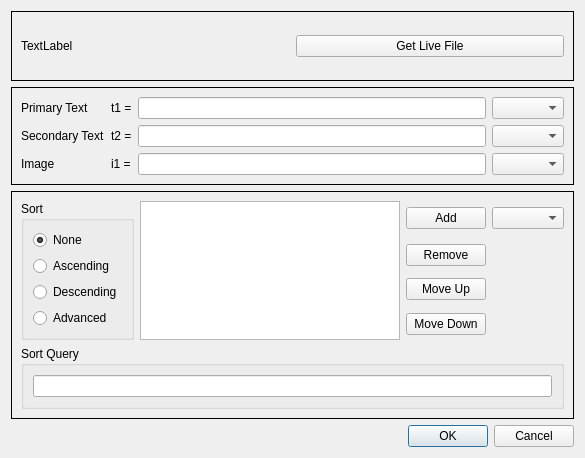
First picture: the form in src/tdatamapdialog.ui, repository TheLord45/tsurface, before the edit.
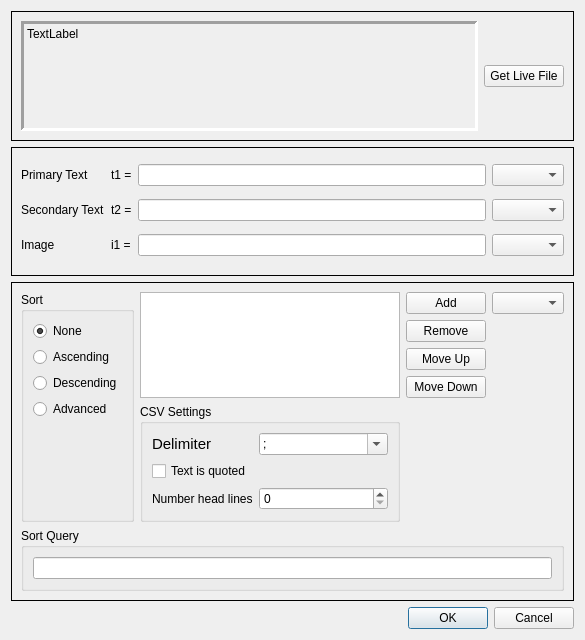
Second picture: the form after the edit.

Commit message: Adds settings for CSV files

The edit to the form file:
```diff
--- a/src/tdatamapdialog.ui
+++ b/src/tdatamapdialog.ui
@@ -7,7 +7,7 @@
     <x>0</x>
     <y>0</y>
     <width>585</width>
-    <height>458</height>
+    <height>640</height>
    </rect>
   </property>
   <property name="windowTitle">
@@ -25,9 +25,27 @@
      <layout class="QHBoxLayout" name="horizontalLayout_2">
       <item>
        <widget class="QLabel" name="labelInfo">
+        <property name="sizePolicy">
+         <sizepolicy hsizetype="Expanding" vsizetype="Preferred">
+          <horstretch>0</horstretch>
+          <verstretch>0</verstretch>
+         </sizepolicy>
+        </property>
+        <property name="frameShape">
+         <enum>QFrame::Shape::Panel</enum>
+        </property>
+        <property name="frameShadow">
+         <enum>QFrame::Shadow::Sunken</enum>
+        </property>
+        <property name="lineWidth">
+         <number>3</number>
+        </property>
         <property name="text">
          <string>TextLabel</string>
         </property>
+        <property name="alignment">
+         <set>Qt::AlignmentFlag::AlignLeading|Qt::AlignmentFlag::AlignLeft|Qt::AlignmentFlag::AlignTop</set>
+        </property>
         <property name="wordWrap">
          <bool>true</bool>
         </property>
@@ -124,38 +142,7 @@
       <enum>QFrame::Shadow::Plain</enum>
      </property>
      <layout class="QGridLayout" name="gridLayout_3">
-      <item row="2" column="2">
-       <widget class="QPushButton" name="pushButtonColumnUp">
-        <property name="text">
-         <string>Move Up</string>
-        </property>
-       </widget>
-      </item>
-      <item row="1" column="2">
-       <widget class="QPushButton" name="pushButtonColumnRemove">
-        <property name="text">
-         <string>Remove</string>
-        </property>
-       </widget>
-      </item>
-      <item row="0" column="3">
-       <widget class="QComboBox" name="comboBoxColumnSelect"/>
-      </item>
-      <item row="0" column="2">
-       <widget class="QPushButton" name="pushButtonColumnAdd">
-        <property name="text">
-         <string>Add</string>
-        </property>
-       </widget>
-      </item>
-      <item row="3" column="2">
-       <widget class="QPushButton" name="pushButtonColumnDown">
-        <property name="text">
-         <string>Move Down</string>
-        </property>
-       </widget>
-      </item>
-      <item row="0" column="0" rowspan="4">
+      <item row="0" column="0" rowspan="5">
        <widget class="QGroupBox" name="groupBoxSort">
         <property name="title">
          <string>Sort</string>
@@ -192,10 +179,26 @@
            </property>
           </widget>
          </item>
+         <item>
+          <spacer name="verticalSpacer">
+           <property name="orientation">
+            <enum>Qt::Orientation::Vertical</enum>
+           </property>
+           <property name="sizeHint" stdset="0">
+            <size>
+             <width>20</width>
+             <height>40</height>
+            </size>
+           </property>
+          </spacer>
+         </item>
         </layout>
        </widget>
       </item>
-      <item row="4" column="0" colspan="4">
+      <item row="0" column="3">
+       <widget class="QComboBox" name="comboBoxColumnSelect"/>
+      </item>
+      <item row="5" column="0" colspan="4">
        <widget class="QGroupBox" name="groupBoxSortQuery">
         <property name="title">
          <string>Sort Query</string>
@@ -207,9 +210,101 @@
         </layout>
        </widget>
       </item>
+      <item row="0" column="2">
+       <widget class="QPushButton" name="pushButtonColumnAdd">
+        <property name="text">
+         <string>Add</string>
+        </property>
+       </widget>
+      </item>
+      <item row="1" column="2">
+       <widget class="QPushButton" name="pushButtonColumnRemove">
+        <property name="text">
+         <string>Remove</string>
+        </property>
+       </widget>
+      </item>
+      <item row="2" column="2">
+       <widget class="QPushButton" name="pushButtonColumnUp">
+        <property name="text">
+         <string>Move Up</string>
+        </property>
+       </widget>
+      </item>
+      <item row="3" column="2">
+       <widget class="QPushButton" name="pushButtonColumnDown">
+        <property name="text">
+         <string>Move Down</string>
+        </property>
+       </widget>
+      </item>
       <item row="0" column="1" rowspan="4">
        <widget class="QListView" name="listViewColums"/>
       </item>
+      <item row="4" column="1">
+       <widget class="QGroupBox" name="groupBoxCSVSettings">
+        <property name="title">
+         <string>CSV Settings</string>
+        </property>
+        <layout class="QFormLayout" name="formLayout_2">
+         <item row="0" column="0">
+          <widget class="QLabel" name="labelCSVDelimiter">
+           <property name="font">
+            <font>
+             <pointsize>11</pointsize>
+            </font>
+           </property>
+           <property name="text">
+            <string>Delimiter</string>
+           </property>
+          </widget>
+         </item>
+         <item row="0" column="1">
+          <widget class="QComboBox" name="comboBoxDelimiter">
+           <property name="editable">
+            <bool>true</bool>
+           </property>
+           <item>
+            <property name="text">
+             <string>;</string>
+            </property>
+           </item>
+           <item>
+            <property name="text">
+             <string>:</string>
+            </property>
+           </item>
+           <item>
+            <property name="text">
+             <string>|</string>
+            </property>
+           </item>
+          </widget>
+         </item>
+         <item row="1" column="0" colspan="2">
+          <widget class="QCheckBox" name="checkBoxCSVQoted">
+           <property name="text">
+            <string>Text is quoted</string>
+           </property>
+          </widget>
+         </item>
+         <item row="2" column="0">
+          <widget class="QLabel" name="labelCSVHeadLines">
+           <property name="text">
+            <string>Number head lines</string>
+           </property>
+          </widget>
+         </item>
+         <item row="2" column="1">
+          <widget class="QSpinBox" name="spinBoxCSVHeadLines">
+           <property name="maximum">
+            <number>10</number>
+           </property>
+          </widget>
+         </item>
+        </layout>
+       </widget>
+      </item>
      </layout>
     </widget>
    </item>
```
Left out of the diff: 13 changed lines with no effect on the pictures. The commit also changes 5 other files.
